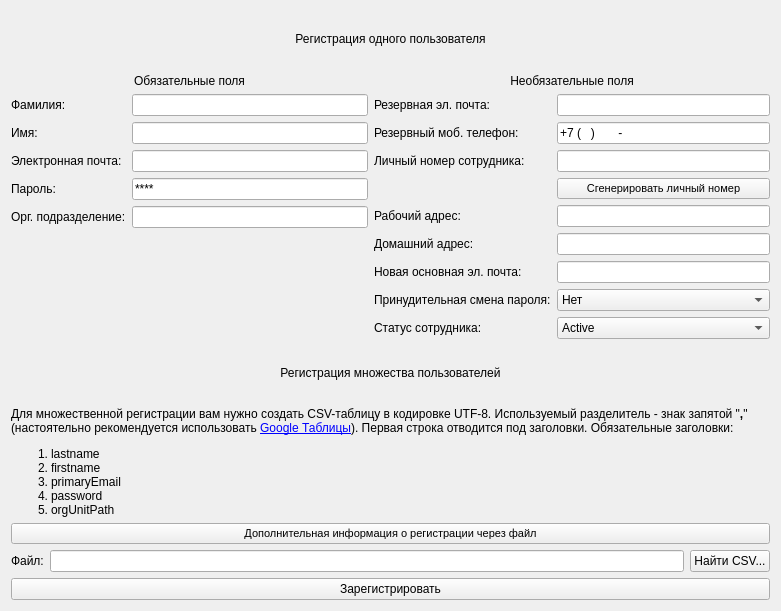
The window that Qt forms/form_regUser.ui (ega22a/g-workspace-registration) describes before a commit, drawn with Qt 5.
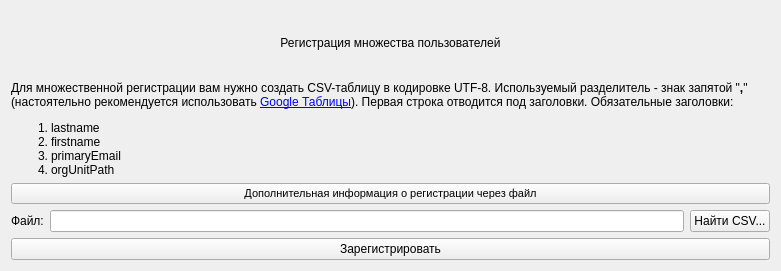
The same window after the commit.

Patch:
```diff
--- a/Qt forms/form_regUser.ui
+++ b/Qt forms/form_regUser.ui
@@ -10,13 +10,13 @@
     <x>0</x>
     <y>0</y>
     <width>781</width>
-    <height>611</height>
+    <height>271</height>
    </rect>
   </property>
   <property name="minimumSize">
    <size>
     <width>781</width>
-    <height>611</height>
+    <height>271</height>
    </size>
   </property>
   <property name="windowTitle">
@@ -25,21 +25,21 @@
   <layout class="QGridLayout" name="gridLayout_2">
    <item row="0" column="0">
     <layout class="QGridLayout" name="gridLayout">
-     <item row="6" column="0" colspan="2">
+     <item row="4" column="0" colspan="2">
       <widget class="QPushButton" name="buttonRegistration">
        <property name="text">
         <string>Зарегистрировать</string>
        </property>
       </widget>
      </item>
-     <item row="2" column="0" colspan="2">
+     <item row="0" column="0" colspan="2">
       <widget class="QLabel" name="label_18">
        <property name="text">
         <string>&lt;html&gt;&lt;head/&gt;&lt;body&gt;&lt;p align=&quot;center&quot;&gt;Регистрация множества пользователей&lt;/p&gt;&lt;/body&gt;&lt;/html&gt;</string>
        </property>
       </widget>
      </item>
-     <item row="3" column="0" colspan="2">
+     <item row="1" column="0" colspan="2">
       <widget class="QLabel" name="label_19">
        <property name="text">
         <string>&lt;html&gt;&lt;head/&gt;&lt;body&gt;&lt;p&gt;Для множественной регистрации вам нужно создать CSV-таблицу в кодировке UTF-8. Используемый разделитель - знак запятой &amp;quot;&lt;span style=&quot; font-weight:600;&quot;&gt;,&lt;/span&gt;&amp;quot; (настоятельно рекомендуется использовать &lt;a href=&quot;https://sheets.google.com&quot;&gt;&lt;span style=&quot; text-decoration: underline; color:#0000ff;&quot;&gt;Google Таблицы&lt;/span&gt;&lt;/a&gt;). Первая строка отводится под заголовки. Обязательные заголовки:&lt;/p&gt;
@@ -47,7 +47,6 @@
 &lt;li&gt;lastname&lt;/li&gt;
 &lt;li&gt;firstname&lt;/li&gt;
 &lt;li&gt;primaryEmail&lt;/li&gt;
-&lt;li&gt;password&lt;/li&gt;
 &lt;li&gt;orgUnitPath&lt;/li&gt;
 &lt;/ol&gt;
 &lt;/body&gt;&lt;/html&gt;</string>
@@ -57,104 +56,7 @@
        </property>
       </widget>
      </item>
-     <item row="0" column="0" colspan="2">
-      <widget class="QLabel" name="label_16">
-       <property name="text">
-        <string>&lt;html&gt;&lt;head/&gt;&lt;body&gt;&lt;p align=&quot;center&quot;&gt;Регистрация одного пользователя&lt;/p&gt;&lt;/body&gt;&lt;/html&gt;</string>
-       </property>
-      </widget>
-     </item>
-     <item row="1" column="0">
-      <layout class="QFormLayout" name="formLayout">
-       <item row="0" column="0" colspan="2">
-        <widget class="QLabel" name="label">
-         <property name="text">
-          <string>&lt;html&gt;&lt;head/&gt;&lt;body&gt;&lt;p align=&quot;center&quot;&gt;Обязательные поля&lt;/p&gt;&lt;/body&gt;&lt;/html&gt;</string>
-         </property>
-        </widget>
-       </item>
-       <item row="1" column="0">
-        <widget class="QLabel" name="label_3">
-         <property name="text">
-          <string>Фамилия:</string>
-         </property>
-        </widget>
-       </item>
-       <item row="1" column="1">
-        <widget class="QLineEdit" name="editLastName">
-         <property name="toolTip">
-          <string>&lt;html&gt;&lt;head/&gt;&lt;body&gt;&lt;p&gt;&lt;span style=&quot; font-weight:600;&quot;&gt;Фамилия&lt;/span&gt;&lt;/p&gt;&lt;p&gt;Максимальное количество символов: 60.&lt;/p&gt;&lt;/body&gt;&lt;/html&gt;</string>
-         </property>
-        </widget>
-       </item>
-       <item row="2" column="0">
-        <widget class="QLabel" name="label_4">
-         <property name="text">
-          <string>Имя:</string>
-         </property>
-        </widget>
-       </item>
-       <item row="2" column="1">
-        <widget class="QLineEdit" name="editFirstName">
-         <property name="toolTip">
-          <string>&lt;html&gt;&lt;head/&gt;&lt;body&gt;&lt;p&gt;&lt;span style=&quot; font-weight:600;&quot;&gt;Имя&lt;/span&gt;&lt;/p&gt;&lt;p&gt;Максимальное количество символов: 60.&lt;/p&gt;&lt;/body&gt;&lt;/html&gt;</string>
-         </property>
-        </widget>
-       </item>
-       <item row="3" column="0">
-        <widget class="QLabel" name="label_5">
-         <property name="text">
-          <string>Электронная почта:</string>
-         </property>
-        </widget>
-       </item>
-       <item row="3" column="1">
-        <widget class="QLineEdit" name="editPrimaryEmail">
-         <property name="toolTip">
-          <string>&lt;html&gt;&lt;head/&gt;&lt;body&gt;&lt;p&gt;&lt;span style=&quot; font-weight:600;&quot;&gt;Электронная почта&lt;/span&gt;&lt;/p&gt;&lt;p&gt;Имя пользователя для входа. Введите адрес полностью: &lt;span style=&quot; font-style:italic;&quot;&gt;imyapolzovatelya@vashdomen.com&lt;/span&gt;.&lt;/p&gt;&lt;/body&gt;&lt;/html&gt;</string>
-         </property>
-        </widget>
-       </item>
-       <item row="4" column="0">
-        <widget class="QLabel" name="label_6">
-         <property name="text">
-          <string>Пароль:</string>
-         </property>
-        </widget>
-       </item>
-       <item row="4" column="1">
-        <widget class="QLineEdit" name="editPassword">
-         <property name="toolTip">
-          <string>&lt;!DOCTYPE HTML PUBLIC &quot;-//W3C//DTD HTML 4.0//EN&quot; &quot;http://www.w3.org/TR/REC-html40/strict.dtd&quot;&gt;
-&lt;html&gt;&lt;head&gt;&lt;meta name=&quot;qrichtext&quot; content=&quot;1&quot; /&gt;&lt;style type=&quot;text/css&quot;&gt;
-p, li { white-space: pre-wrap; }
-&lt;/style&gt;&lt;/head&gt;&lt;body style=&quot; font-family:'Ubuntu'; font-size:11pt; font-weight:400; font-style:normal;&quot;&gt;
-&lt;p style=&quot; margin-top:0px; margin-bottom:0px; margin-left:0px; margin-right:0px; -qt-block-indent:0; text-indent:0px;&quot;&gt;&lt;span style=&quot; font-weight:600;&quot;&gt;Пароль&lt;/span&gt;&lt;/p&gt;
-&lt;p style=&quot; margin-top:0px; margin-bottom:0px; margin-left:0px; margin-right:0px; -qt-block-indent:0; text-indent:0px;&quot;&gt;Пароли вводятся с учетом регистра. По умолчанию пароль должен содержать не менее 8 символов.&lt;/p&gt;
-&lt;p style=&quot; margin-top:0px; margin-bottom:0px; margin-left:0px; margin-right:0px; -qt-block-indent:0; text-indent:0px;&quot;&gt;Если вы обновляете данные существующих пользователей и не хотите менять их пароли, введите &lt;span style=&quot; font-weight:600;&quot;&gt;**** &lt;/span&gt;(4 звездочки).&lt;/p&gt;&lt;/body&gt;&lt;/html&gt;</string>
-         </property>
-         <property name="text">
-          <string>****</string>
-         </property>
-        </widget>
-       </item>
-       <item row="5" column="0">
-        <widget class="QLabel" name="label_7">
-         <property name="text">
-          <string>Орг. подразделение:</string>
-         </property>
-        </widget>
-       </item>
-       <item row="5" column="1">
-        <widget class="QLineEdit" name="editOrgUnitPath">
-         <property name="toolTip">
-          <string>&lt;html&gt;&lt;head/&gt;&lt;body&gt;&lt;p&gt;&lt;span style=&quot; font-weight:600;&quot;&gt;Организационное подразделение&lt;/span&gt;&lt;/p&gt;&lt;p&gt;Здесь указывается, к какому организационному подразделению относится пользователь.&lt;/p&gt;&lt;p&gt;&lt;span style=&quot; font-weight:600;&quot;&gt;Если вы ещё не создали организационную иерархию&lt;/span&gt;, введите &lt;span style=&quot; font-weight:600;&quot;&gt;только&lt;/span&gt; косую черту (&lt;span style=&quot; font-weight:600;&quot;&gt;/&lt;/span&gt;), чтобы указать, что все пользователи относятся к &lt;span style=&quot; font-weight:600;&quot;&gt;родительскому организационному подразделению верхнего уровня&lt;/span&gt;. Вы можете создать другие подразделения позже и перенести туда пользователей.&lt;/p&gt;&lt;p&gt;&lt;span style=&quot; font-weight:600;&quot;&gt;Если вы уже создали организационную иерархию&lt;/span&gt;, используйте показанный в примерах ниже формат, чтобы указать, к какому подразделению относится пользователь (родительского или дочернего уровня).&lt;/p&gt;&lt;p&gt;Примеры:&lt;/p&gt;&lt;ul style=&quot;margin-top: 0px; margin-bottom: 0px; margin-left: 0px; margin-right: 0px; -qt-list-indent: 1;&quot;&gt;&lt;li style=&quot; margin-top:12px; margin-bottom:0px; margin-left:0px; margin-right:0px; -qt-block-indent:0; text-indent:0px;&quot;&gt;&lt;span style=&quot; font-weight:600;&quot;&gt;/&lt;/span&gt; (для &lt;span style=&quot; font-weight:600;&quot;&gt;родительского подразделения верхнего уровня не указывайте&lt;/span&gt; доменное имя;&lt;/li&gt;&lt;li style=&quot; margin-top:0px; margin-bottom:0px; margin-left:0px; margin-right:0px; -qt-block-indent:0; text-indent:0px;&quot;&gt;&lt;span style=&quot; font-weight:600;&quot;&gt;/Продажи&lt;/span&gt; (для дочерних подразделений);&lt;/li&gt;&lt;li style=&quot; margin-top:0px; margin-bottom:12px; margin-left:0px; margin-right:0px; -qt-block-indent:0; text-indent:0px;&quot;&gt;&lt;span style=&quot; font-weight:600;&quot;&gt;/Студенты/Первокурсники&lt;/span&gt;.&lt;/li&gt;&lt;/ul&gt;&lt;/body&gt;&lt;/html&gt;</string>
-         </property>
-        </widget>
-       </item>
-      </layout>
-     </item>
-     <item row="5" column="0" colspan="2">
+     <item row="3" column="0" colspan="2">
       <layout class="QHBoxLayout" name="horizontalLayout">
        <item>
         <widget class="QLabel" name="label_17">
@@ -175,179 +77,7 @@
        </item>
       </layout>
      </item>
-     <item row="1" column="1">
-      <layout class="QFormLayout" name="formLayout_3">
-       <item row="1" column="0">
-        <widget class="QLabel" name="label_8">
-         <property name="text">
-          <string>Резервная эл. почта:</string>
-         </property>
-        </widget>
-       </item>
-       <item row="2" column="0">
-        <widget class="QLabel" name="label_9">
-         <property name="text">
-          <string>Резервный моб. телефон:</string>
-         </property>
-        </widget>
-       </item>
-       <item row="3" column="0">
-        <widget class="QLabel" name="label_10">
-         <property name="text">
-          <string>Личный номер сотрудника:</string>
-         </property>
-        </widget>
-       </item>
-       <item row="5" column="0">
-        <widget class="QLabel" name="label_11">
-         <property name="text">
-          <string>Рабочий адрес:</string>
-         </property>
-        </widget>
-       </item>
-       <item row="6" column="0">
-        <widget class="QLabel" name="label_12">
-         <property name="text">
-          <string>Домашний адрес:</string>
-         </property>
-        </widget>
-       </item>
-       <item row="7" column="0">
-        <widget class="QLabel" name="label_13">
-         <property name="text">
-          <string>Новая основная эл. почта:</string>
-         </property>
-        </widget>
-       </item>
-       <item row="8" column="0">
-        <widget class="QLabel" name="label_14">
-         <property name="text">
-          <string>Принудительная смена пароля:</string>
-         </property>
-        </widget>
-       </item>
-       <item row="9" column="0">
-        <widget class="QLabel" name="label_15">
-         <property name="text">
-          <string>Статус сотрудника:</string>
-         </property>
-        </widget>
-       </item>
-       <item row="0" column="0" colspan="2">
-        <widget class="QLabel" name="label_2">
-         <property name="minimumSize">
-          <size>
-           <width>396</width>
-           <height>0</height>
-          </size>
-         </property>
-         <property name="text">
-          <string>&lt;html&gt;&lt;head/&gt;&lt;body&gt;&lt;p align=&quot;center&quot;&gt;Необязательные поля&lt;/p&gt;&lt;/body&gt;&lt;/html&gt;</string>
-         </property>
-        </widget>
-       </item>
-       <item row="4" column="1">
-        <widget class="QPushButton" name="buttonCreateEmployeeId">
-         <property name="font">
-          <font>
-           <pointsize>8</pointsize>
-          </font>
-         </property>
-         <property name="text">
-          <string>Сгенерировать личный номер</string>
-         </property>
-        </widget>
-       </item>
-       <item row="1" column="1">
-        <widget class="QLineEdit" name="editRecoveryEmail">
-         <property name="toolTip">
-          <string>&lt;html&gt;&lt;head/&gt;&lt;body&gt;&lt;p&gt;&lt;span style=&quot; font-weight:600;&quot;&gt;Резервный адрес электронной почты&lt;/span&gt;&lt;/p&gt;&lt;p&gt;Используйте адрес электронной почты, не входящий в ваш основной и дополнительные домены.&lt;/p&gt;&lt;/body&gt;&lt;/html&gt;</string>
-         </property>
-        </widget>
-       </item>
-       <item row="2" column="1">
-        <widget class="QLineEdit" name="editRecoveryMobilePhone">
-         <property name="toolTip">
-          <string>&lt;html&gt;&lt;head/&gt;&lt;body&gt;&lt;p&gt;&lt;span style=&quot; font-weight:600;&quot;&gt;Резервный номер мобильного телефона&lt;/span&gt;&lt;/p&gt;&lt;p&gt;Указывайте номер телефона в формате &lt;span style=&quot; font-weight:600;&quot;&gt;E.164&lt;/span&gt; - сначала плюс (+), затем код страны, код региона и собственно номер. Пример: &lt;span style=&quot; font-weight:600;&quot;&gt;+16505551212&lt;/span&gt;.&lt;/p&gt;&lt;/body&gt;&lt;/html&gt;</string>
-         </property>
-         <property name="inputMask">
-          <string>+7 (000) 000 00-00</string>
-         </property>
-        </widget>
-       </item>
-       <item row="3" column="1">
-        <widget class="QLineEdit" name="editEmployeeId">
-         <property name="toolTip">
-          <string>&lt;html&gt;&lt;head/&gt;&lt;body&gt;&lt;p&gt;&lt;span style=&quot; font-weight:600;&quot;&gt;Идентификационный номер сотрудника&lt;/span&gt;&lt;/p&gt;&lt;p&gt;Иногда этот номер нужно указывать при дополнительной аутентификации. Он может содержать цифры, буквы и специальные символы.&lt;/p&gt;&lt;/body&gt;&lt;/html&gt;</string>
-         </property>
-         <property name="inputMask">
-          <string/>
-         </property>
-        </widget>
-       </item>
-       <item row="5" column="1">
-        <widget class="QLineEdit" name="editWorkAddress">
-         <property name="toolTip">
-          <string>&lt;html&gt;&lt;head/&gt;&lt;body&gt;&lt;p&gt;&lt;span style=&quot; font-weight:600;&quot;&gt;Рабочий адрес&lt;/span&gt;&lt;/p&gt;&lt;p&gt;Если адрес содержит запятые или переносы строки, заключите его в двойные кавычки. Пример: &lt;span style=&quot; font-weight:600;&quot;&gt;&amp;quot;Москва, улица Строителей, д. 25&amp;quot;&lt;/span&gt;.&lt;/p&gt;&lt;/body&gt;&lt;/html&gt;</string>
-         </property>
-        </widget>
-       </item>
-       <item row="6" column="1">
-        <widget class="QLineEdit" name="editHomeAddress">
-         <property name="toolTip">
-          <string>&lt;html&gt;&lt;head/&gt;&lt;body&gt;&lt;p&gt;&lt;span style=&quot; font-weight:600;&quot;&gt;Домашний адрес&lt;/span&gt;&lt;/p&gt;&lt;p&gt;Если адрес содержит запятые или переносы строки, заключите его в двойные кавычки. Пример: &lt;span style=&quot; font-weight:600;&quot;&gt;&amp;quot;Москва, улица Строителей, д. 25&amp;quot;&lt;/span&gt;.&lt;/p&gt;&lt;/body&gt;&lt;/html&gt;</string>
-         </property>
-        </widget>
-       </item>
-       <item row="7" column="1">
-        <widget class="QLineEdit" name="editNewPrimaryEmail">
-         <property name="toolTip">
-          <string>&lt;html&gt;&lt;head/&gt;&lt;body&gt;&lt;p&gt;&lt;span style=&quot; font-weight:600;&quot;&gt;Новый основной адрес электронной почты&lt;/span&gt;&lt;/p&gt;&lt;p&gt;Это поле исползуется только для редактирования аккаунтов существующих пользователей. Укажите новый основной адрес электронной почты (имя пользователя).&lt;/p&gt;&lt;/body&gt;&lt;/html&gt;</string>
-         </property>
-        </widget>
-       </item>
-       <item row="8" column="1">
-        <widget class="QComboBox" name="comboChangePassword">
-         <property name="toolTip">
-          <string>&lt;html&gt;&lt;head/&gt;&lt;body&gt;&lt;p&gt;&lt;span style=&quot; font-weight:600;&quot;&gt;Смена пароля при следующем входе&lt;/span&gt;&lt;/p&gt;&lt;p&gt;Чтобы при следующем входе в аккаунт пользователи получили запрос на смену пароля, выберите &amp;quot;&lt;span style=&quot; font-weight:600;&quot;&gt;Да&lt;/span&gt;&amp;quot;. Если этого не требуется, оставьте &amp;quot;&lt;span style=&quot; font-weight:600;&quot;&gt;Нет&lt;/span&gt;&amp;quot;.&lt;/p&gt;&lt;/body&gt;&lt;/html&gt;</string>
-         </property>
-         <item>
-          <property name="text">
-           <string>Нет</string>
-          </property>
-         </item>
-         <item>
-          <property name="text">
-           <string>Да</string>
-          </property>
-         </item>
-        </widget>
-       </item>
-       <item row="9" column="1">
-        <widget class="QComboBox" name="comboEmployeeStatus">
-         <property name="toolTip">
-          <string>&lt;html&gt;&lt;head/&gt;&lt;body&gt;&lt;p&gt;&lt;span style=&quot; font-weight:600;&quot;&gt;Новый статус сотрудника&lt;/span&gt;&lt;/p&gt;&lt;p&gt;Это поле используется только для редактирования аккаунтов &lt;span style=&quot; font-weight:600;&quot;&gt;существующих &lt;/span&gt;пользователей. Чтобы заблокировать пользователя или отправить его в архив, выберите &lt;span style=&quot; font-weight:600;&quot;&gt;Suspended&lt;/span&gt; или &lt;span style=&quot; font-weight:600;&quot;&gt;Archived&lt;/span&gt;. Чтобы восстановить аккаунт пользователя, выберите &lt;span style=&quot; font-weight:600;&quot;&gt;Active&lt;/span&gt;.&lt;/p&gt;&lt;/body&gt;&lt;/html&gt;</string>
-         </property>
-         <item>
-          <property name="text">
-           <string>Active</string>
-          </property>
-         </item>
-         <item>
-          <property name="text">
-           <string>Suspended</string>
-          </property>
-         </item>
-         <item>
-          <property name="text">
-           <string>Archived</string>
-          </property>
-         </item>
-        </widget>
-       </item>
-      </layout>
-     </item>
-     <item row="4" column="0" colspan="2">
+     <item row="2" column="0" colspan="2">
       <widget class="QPushButton" name="buttonAdditionalInfo">
        <property name="font">
         <font>
```
Left out of the diff: 18 changed lines with no effect on the pictures.
